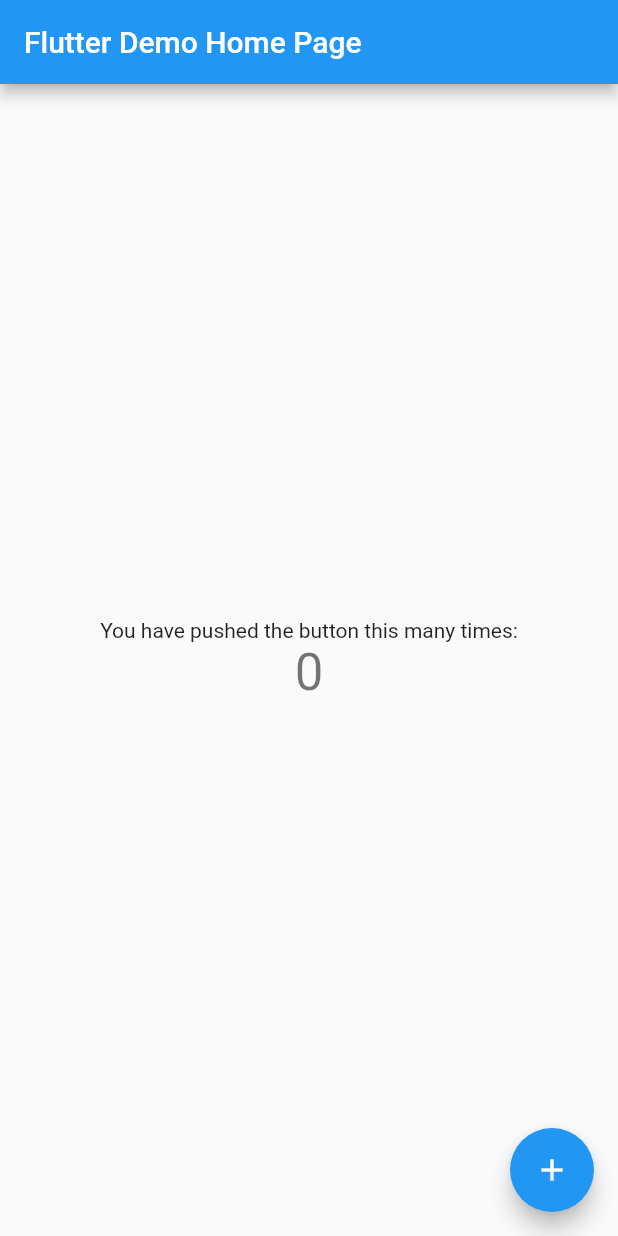
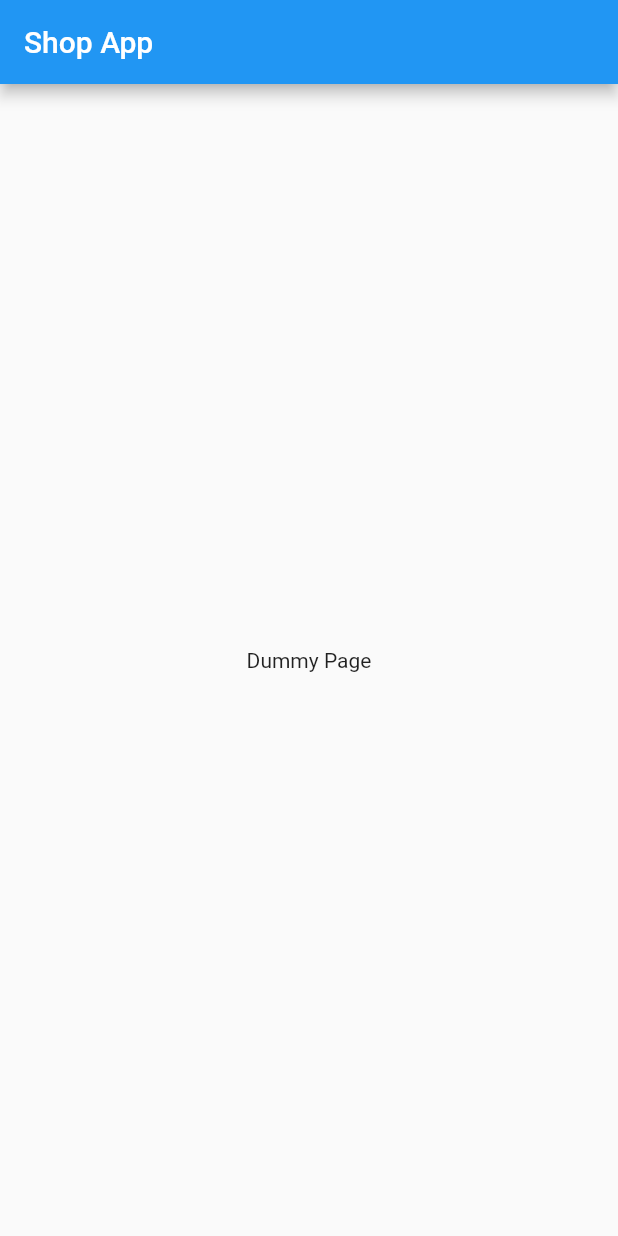
Before and after one commit to Procoder16/shop_app, a Flutter app: the screen it shows after launch, on a phone screen of 412 x 824 dp. Run offline on Flutter 3.47's test engine with Material 2 defaults, Android fonts, the phone set to English and light mode, and no system bars.

```diff
--- a/lib/main.dart
+++ b/lib/main.dart
@@ -6,110 +6,32 @@ void main() {
 
 class MyApp extends StatelessWidget {
   const MyApp({Key? key}) : super(key: key);
-
-  // This widget is the root of your application.
   @override
   Widget build(BuildContext context) {
     return MaterialApp(
       title: 'Flutter Demo',
       theme: ThemeData(
-        // This is the theme of your application.
-        //
-        // Try running your application with "flutter run". You'll see the
-        // application has a blue toolbar. Then, without quitting the app, try
-        // changing the primarySwatch below to Colors.green and then invoke
-        // "hot reload" (press "r" in the console where you ran "flutter run",
-        // or simply save your changes to "hot reload" in a Flutter IDE).
-        // Notice that the counter didn't reset back to zero; the application
-        // is not restarted.
         primarySwatch: Colors.blue,
       ),
-      home: const MyHomePage(title: 'Flutter Demo Home Page'),
+      home: const MyHomePage(),
     );
   }
 }
 
-class MyHomePage extends StatefulWidget {
-  const MyHomePage({Key? key, required this.title}) : super(key: key);
-
-  // This widget is the home page of your application. It is stateful, meaning
-  // that it has a State object (defined below) that contains fields that affect
-  // how it looks.
-
-  // This class is the configuration for the state. It holds the values (in this
-  // case the title) provided by the parent (in this case the App widget) and
-  // used by the build method of the State. Fields in a Widget subclass are
-  // always marked "final".
-
-  final String title;
-
-  @override
-  State<MyHomePage> createState() => _MyHomePageState();
-}
-
-class _MyHomePageState extends State<MyHomePage> {
-  int _counter = 0;
-
-  void _incrementCounter() {
-    setState(() {
-      // This call to setState tells the Flutter framework that something has
-      // changed in this State, which causes it to rerun the build method below
-      // so that the display can reflect the updated values. If we changed
-      // _counter without calling setState(), then the build method would not be
-      // called again, and so nothing would appear to happen.
-      _counter++;
-    });
-  }
+class MyHomePage extends StatelessWidget {
+  const MyHomePage({Key? key}) : super(key: key);
 
   @override
   Widget build(BuildContext context) {
-    // This method is rerun every time setState is called, for instance as done
-    // by the _incrementCounter method above.
-    //
-    // The Flutter framework has been optimized to make rerunning build methods
-    // fast, so that you can just rebuild anything that needs updating rather
-    // than having to individually change instances of widgets.
     return Scaffold(
       appBar: AppBar(
-        // Here we take the value from the MyHomePage object that was created by
-        // the App.build method, and use it to set our appbar title.
-        title: Text(widget.title),
+        title: const Text('Shop App'),
       ),
-      body: Center(
-        // Center is a layout widget. It takes a single child and positions it
-        // in the middle of the parent.
-        child: Column(
-          // Column is also a layout widget. It takes a list of children and
-          // arranges them vertically. By default, it sizes itself to fit its
-          // children horizontally, and tries to be as tall as its parent.
-          //
-          // Invoke "debug painting" (press "p" in the console, choose the
-          // "Toggle Debug Paint" action from the Flutter Inspector in Android
-          // Studio, or the "Toggle Debug Paint" command in Visual Studio Code)
-          // to see the wireframe for each widget.
-          //
-          // Column has various properties to control how it sizes itself and
-          // how it positions its children. Here we use mainAxisAlignment to
-          // center the children vertically; the main axis here is the vertical
-          // axis because Columns are vertical (the cross axis would be
-          // horizontal).
-          mainAxisAlignment: MainAxisAlignment.center,
-          children: <Widget>[
-            const Text(
-              'You have pushed the button this many times:',
-            ),
-            Text(
-              '$_counter',
-              style: Theme.of(context).textTheme.headline4,
-            ),
-          ],
+      body: const Center(
+        child: Text(
+          'Dummy Page',
         ),
       ),
-      floatingActionButton: FloatingActionButton(
-        onPressed: _incrementCounter,
-        tooltip: 'Increment',
-        child: const Icon(Icons.add),
-      ), // This trailing comma makes auto-formatting nicer for build methods.
     );
   }
 }
```
Also changed, not shown: lib/models/products.dart (added, +17 -0 lines), lib/screens/product_overview_screen.dart (added, +9 -0 lines).
